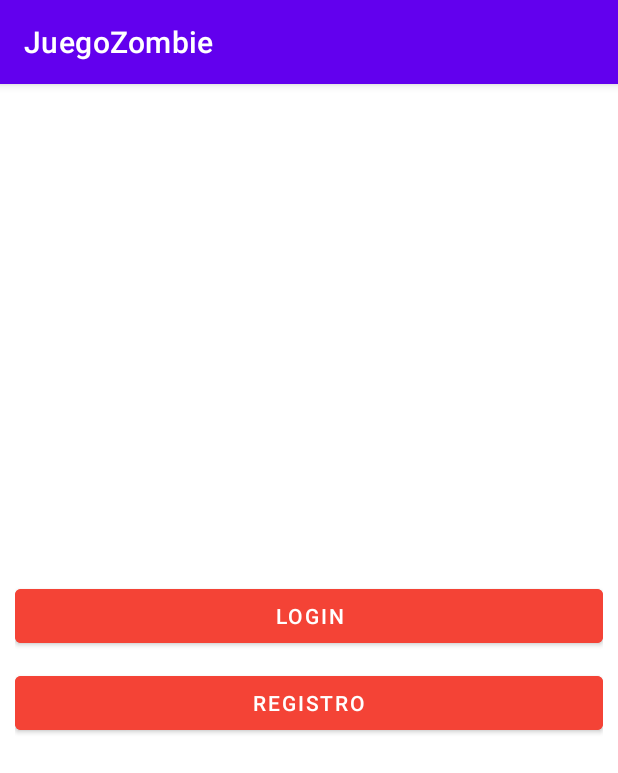
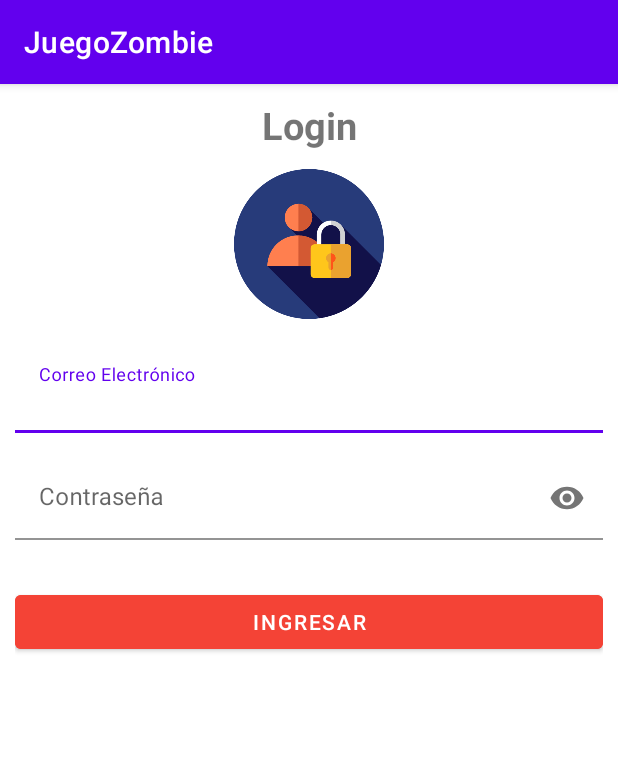
Before and after one commit to RonnyChamba/Juego-Zombies, an Android app: the screen it shows after launch (MainActivity before the commit, Login after it), after a tap on "LOGIN", on a phone screen of 412 x 824 dp. Shown: the top 773 px of the screen. Run offline under Robolectric (Android 15) with nearby library versions, the phone set to English and light mode, and no system bars; our stand-ins replace Firebase (no records; nobody signed in at launch, a user with empty details on screens opened directly).

Commit message:
funcion login-cambiardisegno control registro

```diff
--- a/app/src/main/AndroidManifest.xml
+++ b/app/src/main/AndroidManifest.xml
@@ -9,6 +9,9 @@
         android:roundIcon="@mipmap/ic_launcher_round"
         android:supportsRtl="true"
         android:theme="@style/Theme.JuegoZombie">
+        <activity
+            android:name=".Login"
+            android:exported="false" />
         <activity
             android:name=".Menu"
             android:exported="false" />
--- /dev/null
+++ b/app/src/main/java/com/example/juegozombie/Login.java
@@ -0,0 +1,105 @@
+package com.example.juegozombie;
+
+import androidx.appcompat.app.AppCompatActivity;
+
+import android.content.Intent;
+import android.os.Bundle;
+import android.util.Patterns;
+import android.view.View;
+import android.widget.Button;
+import android.widget.EditText;
+import android.widget.Toast;
+
+import com.google.firebase.auth.FirebaseAuth;
+import com.google.firebase.auth.FirebaseUser;
+
+public class Login extends AppCompatActivity  implements View.OnClickListener {
+
+
+    private EditText txtEmailLogin;
+    private EditText txtPassLogin;
+
+    private Button btnLogin;
+
+    private FirebaseAuth auth; // Firebase Autenticacion
+    @Override
+    protected void onCreate(Bundle savedInstanceState) {
+        super.onCreate(savedInstanceState);
+        setContentView(R.layout.activity_login);
+
+        initApp();
+    }
+
+    private void initApp(){
+        findByWidget();
+        setListenerClick();
+        // auth.initializeApp(this);
+        auth = FirebaseAuth.getInstance();
+    }
+
+    private void findByWidget(){
+        txtEmailLogin = findViewById(R.id.emailLogin);
+        txtPassLogin = findViewById(R.id.passLogin);
+        btnLogin = findViewById(R.id.btnIngresarLogin);
+    }
+
+    private void setListenerClick(){
+
+        btnLogin.setOnClickListener(this);
+    }
+
+    @Override
+    public void onClick(View view) {
+        int id = view.getId();
+
+        if (id == btnLogin.getId()) {
+            login();
+        }
+
+    }
+    private  void  login(){
+
+        String email = txtEmailLogin.getText().toString();
+        String password = txtPassLogin.getText().toString();
+
+        if (validFields(email, password)){
+            accederJugador(email, password);
+        }
+    }
+
+    private boolean validFields(String email, String password){
+        boolean retorno  = true;
+
+      if (!Patterns.EMAIL_ADDRESS.matcher(email).matches()) {
+            txtEmailLogin.setError("Email invalido");
+            txtEmailLogin.setFocusable(true);
+            retorno  = false;
+
+        } else if (password.trim().length()<6) {
+            txtPassLogin.setError("Contraseña debe ser mayor a 6");
+            txtPassLogin.setFocusable(true);
+            retorno  = false;
+        }
+
+        return retorno;
+    }
+
+    private void accederJugador(String email, String password){
+
+        auth.signInWithEmailAndPassword(email, password).addOnCompleteListener( (task) ->{
+
+            if (task.isSuccessful()){
+                FirebaseUser user = auth.getCurrentUser();
+                startActivity(new Intent(Login.this, Menu.class));
+                assert  user !=null;
+                Toast.makeText(Login.this, "BIENVENIDO(A) "+ user.getEmail(), Toast.LENGTH_LONG).show();
+                finish();
+            }
+
+        }).addOnFailureListener( (exception)->{
+            //Toast.makeText(Login.this, exception.getMessage(), Toast.LENGTH_LONG).show();
+            Toast.makeText(Login.this, "Jugador no registrado", Toast.LENGTH_LONG).show();
+        });
+    }
+
+}
--- a/app/src/main/java/com/example/juegozombie/MainActivity.java
+++ b/app/src/main/java/com/example/juegozombie/MainActivity.java
@@ -44,6 +44,7 @@ public class MainActivity extends AppCompatActivity implements View.OnClickListe
         Intent intent = null;
 
         if (id == btnLogin.getId()){
+            intent = new Intent(this, Login.class);
 
         }else if (id == btnRegistro.getId()){
             intent = new Intent(this, Registro.class);
--- /dev/null
+++ b/app/src/main/res/layout/activity_login.xml
@@ -0,0 +1,77 @@
+<?xml version="1.0" encoding="utf-8"?>
+<RelativeLayout xmlns:android="http://schemas.android.com/apk/res/android"
+    xmlns:app="http://schemas.android.com/apk/res-auto"
+    xmlns:tools="http://schemas.android.com/tools"
+    android:layout_width="match_parent"
+    android:layout_height="match_parent"
+    android:padding="10dp"
+    tools:context=".Login">
+
+    <LinearLayout
+        android:layout_width="match_parent"
+        android:layout_height="match_parent"
+        android:orientation="vertical"
+       >
+        <LinearLayout
+            android:layout_width="match_parent"
+            android:layout_height="wrap_content"
+            android:orientation="vertical"
+            android:gravity="center"
+            android:layout_marginBottom="20dp">
+
+            <TextView
+                android:layout_width="match_parent"
+                android:text="@string/txtTitleLogin"
+                android:textSize="25dp"
+                android:textStyle="bold"
+                android:textAlignment="center"
+                android:layout_marginBottom="12dp"
+                android:layout_height="wrap_content"/>
+
+            <ImageView
+                android:id="@+id/imageView3"
+                android:layout_width="100dp"
+                android:layout_height="100dp"
+                app:srcCompat="@drawable/login" />
+        </LinearLayout>
+
+
+        <com.google.android.material.textfield.TextInputLayout
+            android:layout_width="match_parent"
+            android:layout_height="wrap_content"
+            android:layout_marginBottom="15dp">
+
+            <EditText
+                android:layout_width="match_parent"
+                android:background="@color/white"
+                android:layout_height="wrap_content"
+                android:inputType="textEmailAddress"
+                android:hint="@string/txtCorreoLogin"
+                android:id="@+id/emailLogin"/>
+        </com.google.android.material.textfield.TextInputLayout>
+
+
+        <com.google.android.material.textfield.TextInputLayout
+            android:layout_width="match_parent"
+            android:layout_height="wrap_content"
+            android:layout_marginBottom="15dp"
+            app:passwordToggleEnabled="true">
+
+            <EditText
+                android:layout_width="match_parent"
+                android:layout_height="wrap_content"
+                android:inputType="textPassword"
+                android:background="@color/white"
+                android:hint="@string/txtPassLogin"
+                android:id="@+id/passLogin"/>
+        </com.google.android.material.textfield.TextInputLayout>
+
+        <Button
+            android:id="@+id/btnIngresarLogin"
+            android:layout_width="match_parent"
+            android:layout_height="wrap_content"
+            android:text="@string/txtBtnLogin"
+            android:layout_marginTop="15dp"
+            android:backgroundTint="@color/color_botones"/>
+    </LinearLayout>
+</RelativeLayout>
--- a/app/src/main/res/values/strings.xml
+++ b/app/src/main/res/values/strings.xml
@@ -17,5 +17,11 @@
 
     <dimen name="mg_tb">10dp</dimen>
 
+    <!-- Activity Login-->
+
+    <string name="txtTitleLogin">Login</string>
+    <string name="txtCorreoLogin">Correo Electrónico</string>
+    <string name="txtPassLogin">Contraseña</string>
+    <string name="txtBtnLogin">Ingresar</string>
 
 </resources>
```
Also changed, not shown: app/src/main/res/layout/activity_registro.xml (+40 -26 lines), app/src/main/res/drawable-v24/login.png (added).
